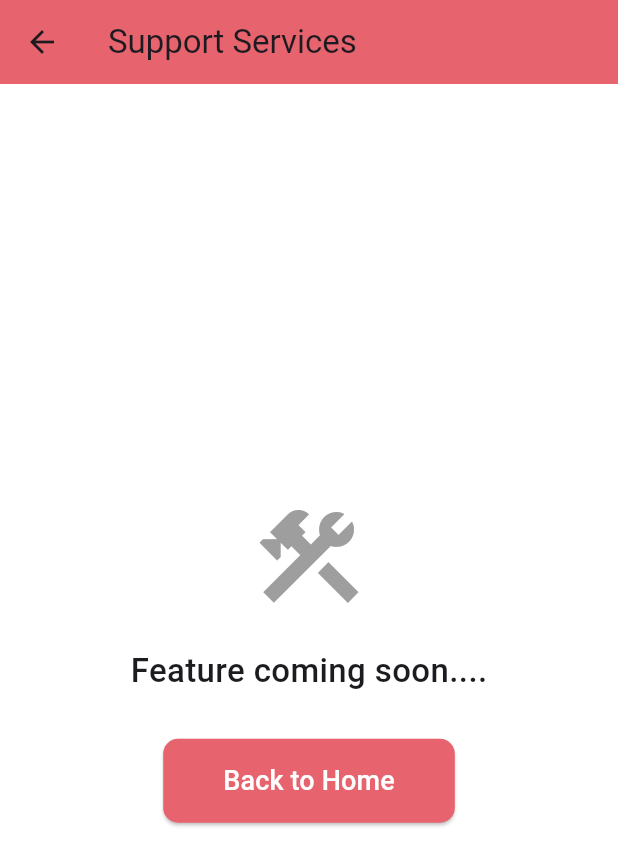
After one commit to kubraaslam/AwarePlus_App, a Flutter app: the SupportView screen opened by its route, on a phone screen of 412 x 824 dp. The commit adds this screen. Shown: the top 866 px of the screen. Run offline on Flutter 3.47's test engine with Material 3 defaults, Android fonts, the phone set to English and light mode, and no system bars; our stand-ins replace cloud_firestore, firebase_auth, firebase_core, video_player; accounts and stored records are empty.

Commit message:
initial support page

```diff
--- a/lib/routes.dart
+++ b/lib/routes.dart
@@ -2,6 +2,7 @@ import 'package:aware_plus/views/home_view.dart';
 import 'package:aware_plus/views/knowledge_view.dart';
 import 'package:aware_plus/views/login_view.dart';
 import 'package:aware_plus/views/signup_view.dart';
+import 'package:aware_plus/views/support_view.dart';
 import 'package:aware_plus/views/welcome_view.dart';
 import 'package:flutter/material.dart';
 
@@ -11,4 +12,5 @@ final Map<String, WidgetBuilder> appRoutes = {
   '/login': (_) => LoginView(),
   '/home': (_) => HomeView(),
   '/knowledge': (_) => KnowledgeView(),
+  '/support' : (_) => SupportView(),
 };
--- /dev/null
+++ b/lib/views/support_view.dart
@@ -0,0 +1,55 @@
+import 'package:flutter/material.dart';
+
+class SupportView extends StatelessWidget {
+  const SupportView({super.key});
+
+  @override
+  Widget build(BuildContext context) {
+    return Scaffold(
+      backgroundColor: Colors.white,
+      appBar: AppBar(
+        title: const Text('Support Services'),
+        backgroundColor: const Color.fromARGB(255, 231, 99, 110),
+      ),
+      body: Center(
+        child: Padding(
+          padding: const EdgeInsets.all(20),
+          child: Column(
+            mainAxisAlignment: MainAxisAlignment.center,
+            children: [
+              const Icon(
+                Icons.construction,
+                size: 80,
+                color: Colors.grey,
+              ),
+              const SizedBox(height: 20),
+              const Text(
+                'Feature coming soon....',
+                style: TextStyle(fontSize: 22, fontWeight: FontWeight.w500),
+              ),
+              const SizedBox(height: 30),
+              ElevatedButton(
+                onPressed: () {
+                  Navigator.pushNamedAndRemoveUntil(
+                      context, '/home', (route) => false);
+                },
+                style: ElevatedButton.styleFrom(
+                  backgroundColor: const Color.fromARGB(255, 231, 99, 110),
+                  padding:
+                      const EdgeInsets.symmetric(horizontal: 40, vertical: 15),
+                  shape: RoundedRectangleBorder(
+                    borderRadius: BorderRadius.circular(10),
+                  ),
+                ),
+                child: const Text(
+                  'Back to Home',
+                  style: TextStyle(fontSize: 18, color: Colors.white),
+                ),
+              ),
+            ],
+          ),
+        ),
+      ),
+    );
+  }
+}
```
